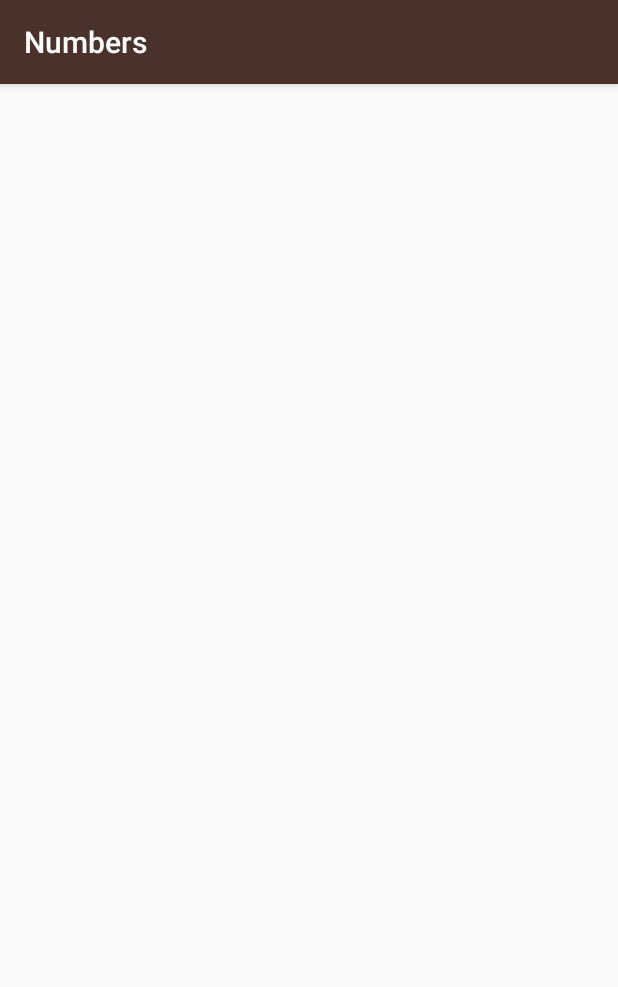
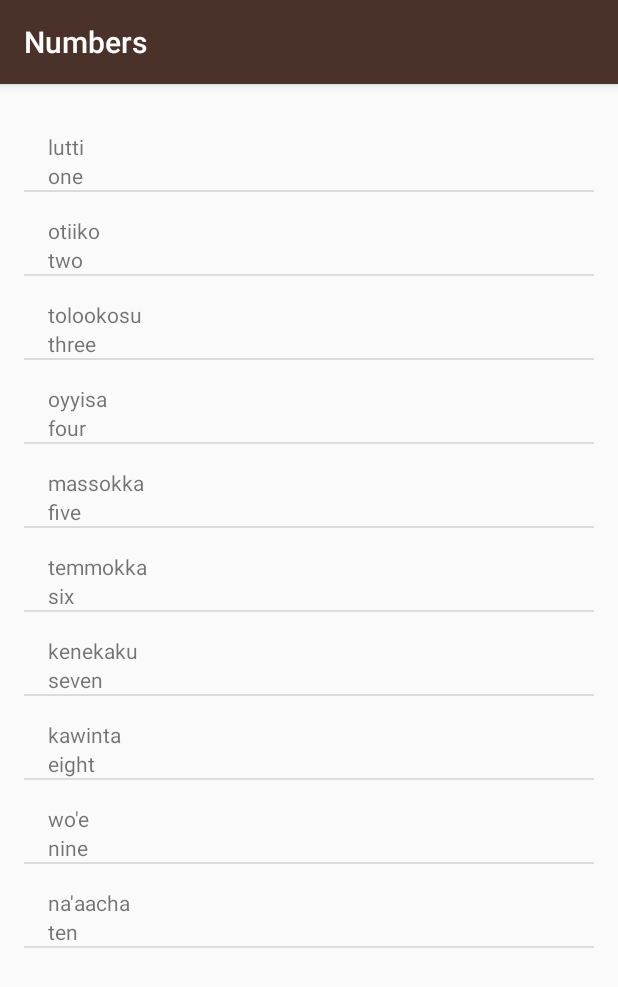
Before and after one commit to guruvex/miwok, an Android app: the screen it shows after launch (NumbersActivity), after a tap on "Numbers", on a phone screen of 412 x 824 dp. Shown: the top 987 px of the screen. Run offline under Robolectric (Android 15) with nearby library versions, the phone set to English and light mode, and no system bars.

Commit message:
current working code

```diff
--- a/app/src/main/java/com/example/android/miwok/NumbersActivity.java
+++ b/app/src/main/java/com/example/android/miwok/NumbersActivity.java
@@ -34,7 +34,7 @@ public class NumbersActivity extends AppCompatActivity {
         words.add(new word("nine","wo'e"));
         words.add(new word("ten","na'aacha"));
 
-        WordAdapter<word> displayWordAdapter = new WordAdapter<>(this, words);
+        WordAdapter displayWordAdapter = new WordAdapter (this, words);
 
         ListView listView = (ListView) findViewById(R.id.list);
 
--- a/app/src/main/java/com/example/android/miwok/WordAdapter.java
+++ b/app/src/main/java/com/example/android/miwok/WordAdapter.java
@@ -1,25 +1,73 @@
 package com.example.android.miwok;
 
-import android.content.Context;
-import android.support.annotation.NonNull;
-import android.support.annotation.Nullable;
+import android.app.Activity;
+import android.view.LayoutInflater;
 import android.view.View;
 import android.view.ViewGroup;
 import android.widget.ArrayAdapter;
 import android.widget.TextView;
+import java.util.ArrayList;
 
-import java.util.List;
-
-/**
- * Created by james on 6/13/2018.
- */
-
+/*
+* {@link AndroidFlavorAdapter} is an {@link ArrayAdapter} that can provide the layout for each list
+* based on a data source, which is a list of {@link AndroidFlavor} objects.
+* */
 public class WordAdapter extends ArrayAdapter<word> {
 
-     private final int mResource;
+    private static final String LOG_TAG = WordAdapter.class.getSimpleName();
 
-     public WordAdapter (Context context, int resource, List word){
-         super(context,0 ,word);
-         mResource = resource;
-     }
+    /**
+     * This is our own custom constructor (it doesn't mirror a superclass constructor).
+     * The context is used to inflate the layout file, and the list is the data we want
+     * to populate into the lists.
+     *
+     * @param context        The current context. Used to inflate the layout file.
+     * @param androidFlavors A List of AndroidFlavor objects to display in a list
+     */
+    public WordAdapter(Activity context, ArrayList<word> androidFlavors) {
+        // Here, we initialize the ArrayAdapter's internal storage for the context and the list.
+        // the second argument is used when the ArrayAdapter is populating a single TextView.
+        // Because this is a custom adapter for two TextViews and an ImageView, the adapter is not
+        // going to use this second argument, so it can be any value. Here, we used 0.
+        super(context, 0, androidFlavors);
+    }
+
+    /**
+     * Provides a view for an AdapterView (ListView, GridView, etc.)
+     *
+     * @param position The position in the list of data that should be displayed in the
+     *                 list item view.
+     * @param convertView The recycled view to populate.
+     * @param parent The parent ViewGroup that is used for inflation.
+     * @return The View for the position in the AdapterView.
+     */
+    @Override
+    public View getView(int position, View convertView, ViewGroup parent) {
+        // Check if the existing view is being reused, otherwise inflate the view
+        View listItemView = convertView;
+        if(listItemView == null) {
+            listItemView = LayoutInflater.from(getContext()).inflate(
+                    R.layout.list_item, parent, false);
+        }
+
+        // Get the {@link AndroidFlavor} object located at this position in the list
+        word currentWord = getItem(position);
+
+        // Find the TextView in the list_item.xml layout with the ID version_name
+        TextView nameTextView = (TextView) listItemView.findViewById(R.id.miwok_text_view);
+        // Get the version name from the current AndroidFlavor object and
+        // set this text on the name TextView
+        nameTextView.setText(currentWord.getMiwokTranslation());
+
+        // Find the TextView in the list_item.xml layout with the ID version_number
+        TextView numberTextView = (TextView) listItemView.findViewById(R.id.default_text_view);
+        // Get the version number from the current AndroidFlavor object and
+        // set this text on the number TextView
+        numberTextView.setText(currentWord.getDefaultTranslation());
+
+        // Return the whole list item layout (containing 2 TextViews and an ImageView)
+        // so that it can be shown in the ListView
+        return listItemView;
+    }
+
 }
--- a/app/src/main/res/layout/list_item.xml
+++ b/app/src/main/res/layout/list_item.xml
@@ -1,7 +1,8 @@
 <?xml version="1.0" encoding="utf-8"?>
 <LinearLayout xmlns:android="http://schemas.android.com/apk/res/android"
     android:layout_width="match_parent"
-    android:layout_height="match_parent">
+    android:layout_height="match_parent"
+    android:orientation="vertical">
 
     <TextView
         android:layout_width="wrap_content"
```
